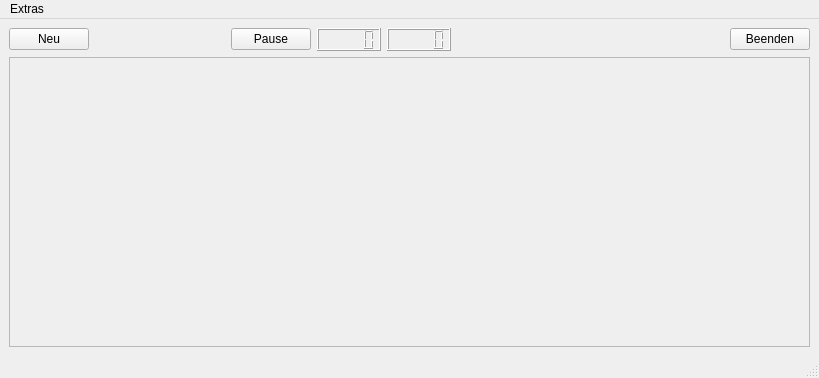
Before: the Qt Designer form Minesweeper/minesweeper.ui in JenniferRied/Minesweeper, drawn with Qt 5.
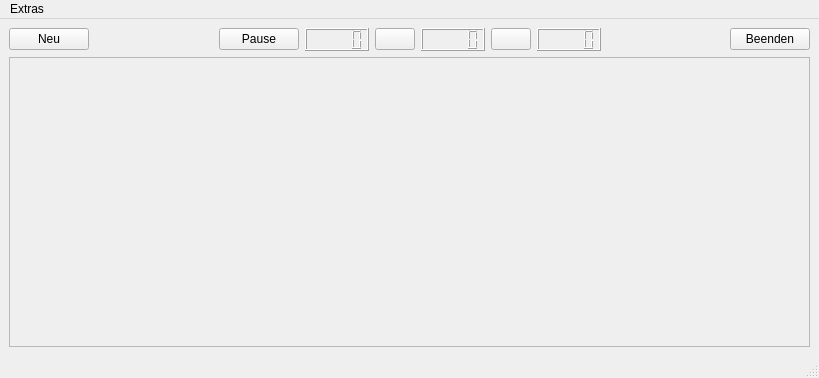
After: the same form once the commit is applied. Icons and pictures are not drawn.

Commit message: Minen Anzahl Anzeige

The edit to the form file:
```diff
--- a/Minesweeper/minesweeper.ui
+++ b/Minesweeper/minesweeper.ui
@@ -51,21 +51,25 @@
       <item>
        <widget class="QLCDNumber" name="Zeitanzeige"/>
       </item>
+      <item>
+       <widget class="QPushButton" name="flaggen_icon">
+        <property name="text">
+         <string/>
+        </property>
+       </widget>
+      </item>
       <item>
        <widget class="QLCDNumber" name="flaggen_anzahl"/>
       </item>
       <item>
-       <spacer name="horizontalSpacer_3">
-        <property name="orientation">
-         <enum>Qt::Horizontal</enum>
+       <widget class="QPushButton" name="minen_icon">
+        <property name="text">
+         <string/>
         </property>
-        <property name="sizeHint" stdset="0">
-         <size>
-          <width>40</width>
-          <height>20</height>
-         </size>
-        </property>
-       </spacer>
+       </widget>
+      </item>
+      <item>
+       <widget class="QLCDNumber" name="minen_anzahl"/>
       </item>
       <item>
        <spacer name="horizontalSpacer_2">
```
Left out of the diff: 5 changed lines with no effect on the pictures. The commit also changes 3 other files.
